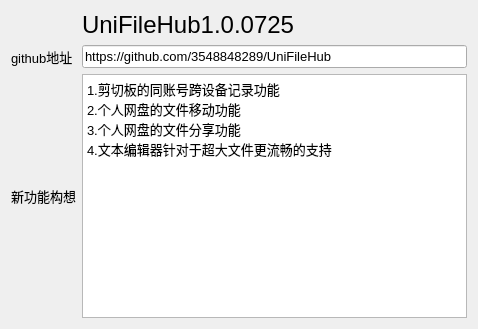
3548848289/UniFileHub, file MoreFunction/MoreFunction.ui: the form before one commit.
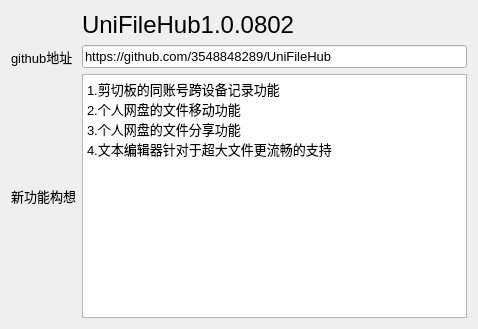
The form after the commit. Icons and pictures are not drawn.

The edit to the form file:
```diff
--- a/MoreFunction/MoreFunction.ui
+++ b/MoreFunction/MoreFunction.ui
@@ -82,7 +82,7 @@
       </font>
      </property>
      <property name="text">
-      <string>UniFileHub1.0.0725</string>
+      <string>UniFileHub1.0.0802</string>
      </property>
     </widget>
    </item>
```
